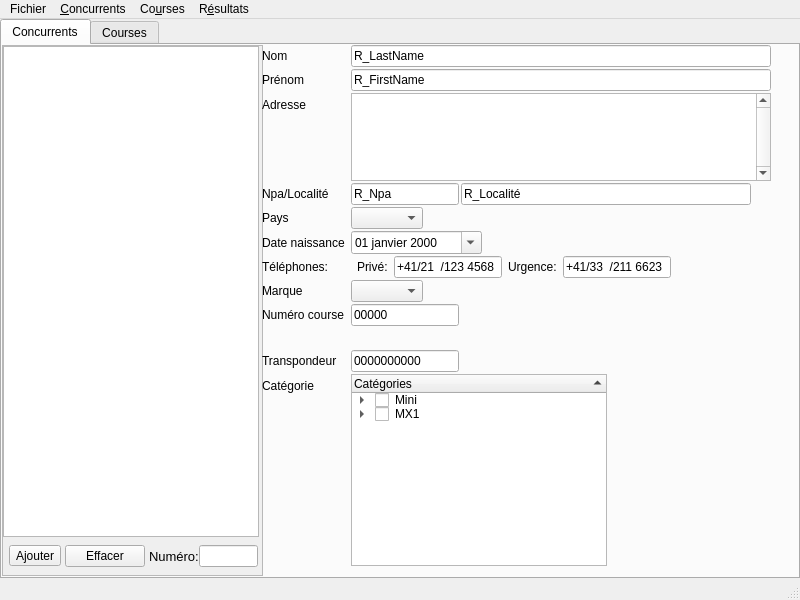
Above: MainWindow.ui from alcatrazproduction/Chrono before the change. Below: the same form after it.
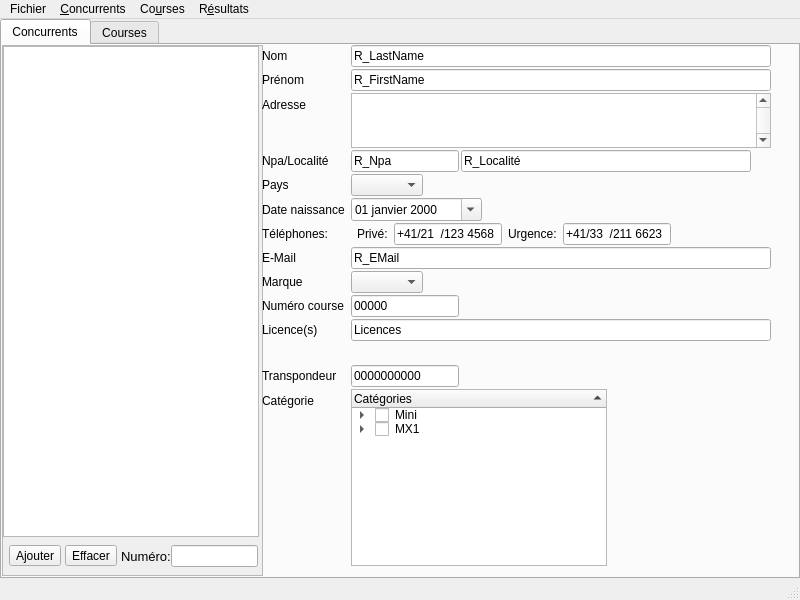
That is the form after the change.

What changed in the file:
```diff
--- a/MainWindow.ui
+++ b/MainWindow.ui
@@ -253,7 +253,7 @@
           </layout>
          </item>
          <item row="0" column="1">
-          <widget class="QPushButton" name="pushButton">
+          <widget class="QToolButton" name="RB_Del">
            <property name="text">
             <string>Effacer</string>
            </property>
@@ -482,14 +482,14 @@
          </property>
         </widget>
        </item>
-       <item row="16" column="0">
+       <item row="19" column="0">
         <widget class="QLabel" name="label_11">
          <property name="text">
           <string>Marque</string>
          </property>
         </widget>
        </item>
-       <item row="16" column="1">
+       <item row="19" column="1">
         <widget class="QComboBox" name="R_brandMenu">
          <property name="toolTip">
           <string notr="true"/>
@@ -511,14 +511,14 @@
          </property>
         </widget>
        </item>
-       <item row="19" column="0">
+       <item row="22" column="0">
         <widget class="QLabel" name="label_8">
          <property name="text">
           <string>Numéro course</string>
          </property>
         </widget>
        </item>
-       <item row="19" column="1">
+       <item row="22" column="1">
         <widget class="QLineEdit" name="R_number">
          <property name="toolTip">
           <string notr="true"/>
@@ -543,14 +543,14 @@
          </property>
         </widget>
        </item>
-       <item row="22" column="0">
+       <item row="27" column="0">
         <widget class="QLabel" name="label_7">
          <property name="text">
           <string>Transpondeur</string>
          </property>
         </widget>
        </item>
-       <item row="22" column="1">
+       <item row="27" column="1">
         <widget class="QLineEdit" name="R_transponder">
          <property name="toolTip">
           <string notr="true"/>
@@ -575,14 +575,14 @@
          </property>
         </widget>
        </item>
-       <item row="24" column="0">
+       <item row="29" column="0">
         <widget class="QLabel" name="label_9">
          <property name="text">
           <string>Catégorie</string>
          </property>
         </widget>
        </item>
-       <item row="24" column="1">
+       <item row="29" column="1">
         <widget class="QTreeWidget" name="R_Categorie">
          <property name="toolTip">
           <string notr="true"/>
@@ -739,7 +739,7 @@
          </property>
         </widget>
        </item>
-       <item row="21" column="0" colspan="2">
+       <item row="25" column="0" colspan="2">
         <spacer name="horizontalSpacer">
          <property name="orientation">
           <enum>Qt::Horizontal</enum>
@@ -846,6 +846,91 @@
          </item>
         </layout>
        </item>
+       <item row="16" column="0">
+        <widget class="QLabel" name="label_3">
+         <property name="text">
+          <string>E-Mail</string>
+         </property>
+        </widget>
+       </item>
+       <item row="16" column="1">
+        <widget class="QLineEdit" name="R_EMail">
+         <property name="minimumSize">
+          <size>
+           <width>420</width>
+           <height>0</height>
+          </size>
+         </property>
+         <property name="toolTip">
+          <string notr="true"/>
+         </property>
+         <property name="statusTip">
+          <string notr="true"/>
+         </property>
+         <property name="accessibleName">
+          <string notr="true"/>
+         </property>
+         <property name="accessibleDescription">
+          <string notr="true"/>
+         </property>
+         <property name="inputMethodHints">
+          <set>Qt::ImhEmailCharactersOnly</set>
+         </property>
+         <property name="inputMask">
+          <string notr="true"/>
+         </property>
+         <property name="text">
+          <string notr="true">R_EMail</string>
+         </property>
+         <property name="placeholderText">
+          <string notr="true"/>
+         </property>
+        </widget>
+       </item>
+       <item row="23" column="0">
+        <widget class="QLabel" name="label_4">
+         <property name="text">
+          <string>Licence(s)</string>
+         </property>
+        </widget>
+       </item>
+       <item row="23" column="1">
+        <widget class="QLineEdit" name="R_licences">
+         <property name="sizePolicy">
+          <sizepolicy hsizetype="Expanding" vsizetype="Expanding">
+           <horstretch>0</horstretch>
+           <verstretch>0</verstretch>
+          </sizepolicy>
+         </property>
+         <property name="minimumSize">
+          <size>
+           <width>420</width>
+           <height>0</height>
+          </size>
+         </property>
+         <property name="toolTip">
+          <string notr="true"/>
+         </property>
+         <property name="statusTip">
+          <string notr="true"/>
+         </property>
+         <property name="accessibleName">
+          <string notr="true"/>
+         </property>
+         <property name="accessibleDescription">
+          <string notr="true"/>
+         </property>
+         <property name="inputMethodHints">
+          <set>Qt::ImhMultiLine</set>
+         </property>
+         <property name="inputMask">
+          <string notr="true"/>
+         </property>
+         <property name="text">
+          <string notr="true">Licences</string>
+         </property>
+        </widget>
+       </item>
       </layout>
      </widget>
     </widget>
```
Left out of the diff: 48 changed lines with no effect on the pictures.
